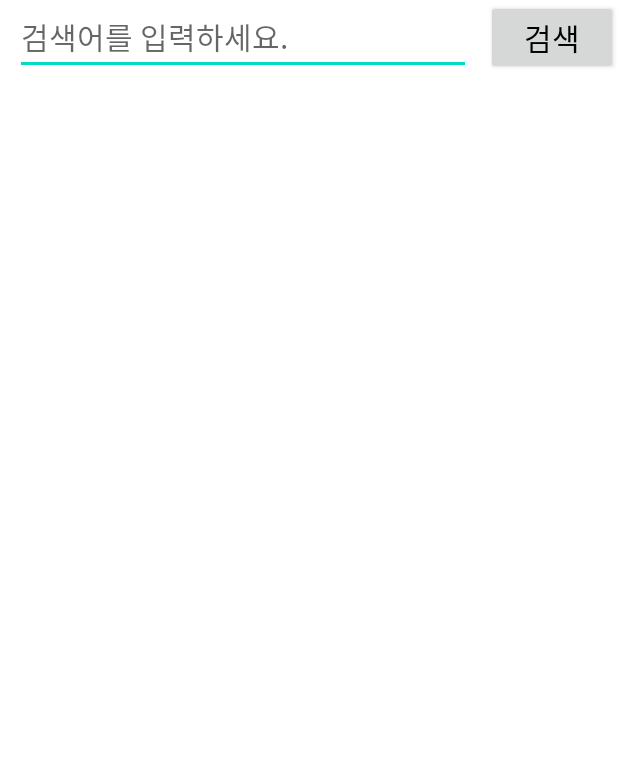
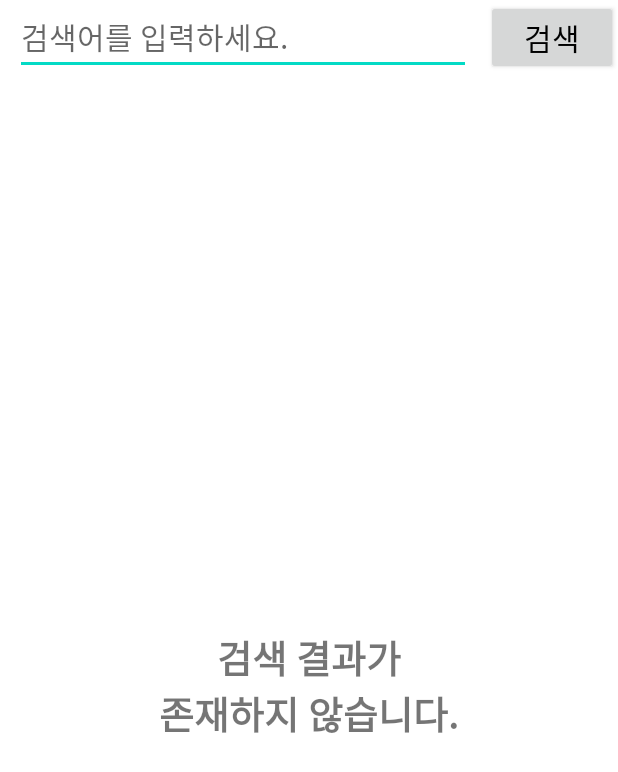
Before and after one commit to Kyeonghun-Max/GitHubRepositorySearch, an Android app: the layout activity_main.xml on its own in the app's theme, with its tools: preview values and no code run, on a phone screen of 412 x 824 dp. Shown: the top 772 px of the screen. Run offline under Robolectric (Android 15) with nearby library versions, the phone set to English and light mode, and no system bars.

Commit message:
[dev] 검색 결과가 없는 케이스 화면 추가

```diff
--- a/app/src/main/res/layout/activity_main.xml
+++ b/app/src/main/res/layout/activity_main.xml
@@ -3,6 +3,8 @@
     xmlns:app="http://schemas.android.com/apk/res-auto">
 
     <data>
+
+        <import type="android.view.View" />
 
         <variable
             name="vm"
@@ -54,7 +56,20 @@
             android:layout_width="match_parent"
             android:layout_height="0dp"
             android:adapter="@{vm.adapter}"
+            android:visibility="@{vm.showNoResults? View.GONE : View.VISIBLE}"
             app:layoutManager="androidx.recyclerview.widget.LinearLayoutManager"
+            app:layout_constraintBottom_toBottomOf="parent"
+            app:layout_constraintTop_toBottomOf="@id/total_count" />
+
+        <TextView
+            android:layout_width="match_parent"
+            android:layout_height="0dp"
+            android:background="@color/white"
+            android:gravity="center"
+            android:text="@string/no_items"
+            android:textSize="@dimen/no_items_font_size"
+            android:textStyle="bold"
+            android:visibility="@{vm.showNoResults? View.VISIBLE : View.GONE}"
             app:layout_constraintBottom_toBottomOf="parent"
             app:layout_constraintTop_toBottomOf="@id/total_count" />
     </androidx.constraintlayout.widget.ConstraintLayout>
--- a/app/src/main/res/values/dimens.xml
+++ b/app/src/main/res/values/dimens.xml
@@ -8,4 +8,5 @@
     <dimen name="total_count_font_size">20sp</dimen>
     <dimen name="repository_item_img_size">60dp</dimen>
     <dimen name="repository_item_font_size">15sp</dimen>
+    <dimen name="no_items_font_size">25sp</dimen>
 </resources>
--- a/app/src/main/res/values/strings.xml
+++ b/app/src/main/res/values/strings.xml
@@ -5,4 +5,5 @@
     <string name="title_id">id :</string>
     <string name="title_name">name :</string>
     <string name="title_description">description :</string>
+    <string name="no_items">검색 결과가\n존재하지 않습니다.</string>
 </resources>
```
Also changed, not shown: app/src/main/java/com/github/search/viewmodel/MainViewModel.kt (+13 -11 lines).
